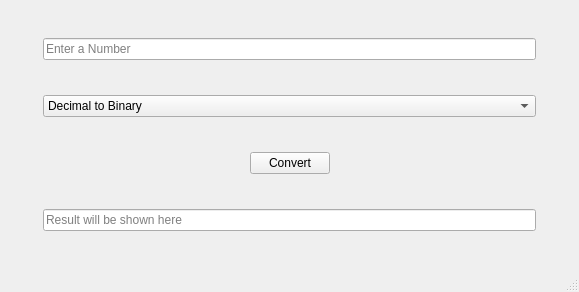
NazakatUmrani/Number-System-Converter-with-Big-Numbers-Handling-GUI-Qt, file mainwindow.ui: the form before one commit.
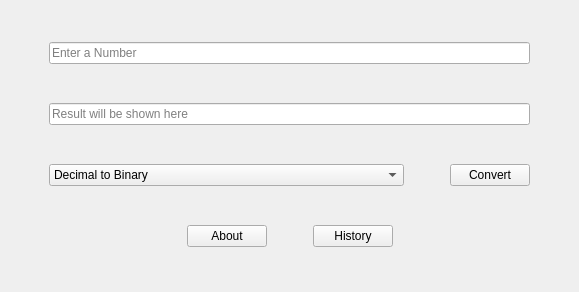
The form after the commit.

Commit message: History and About

Diff of the .ui file:
```diff
--- a/mainwindow.ui
+++ b/mainwindow.ui
@@ -24,24 +24,6 @@
     <bool>false</bool>
    </property>
    <layout class="QVBoxLayout" name="verticalLayout">
-    <property name="spacing">
-     <number>0</number>
-    </property>
-    <property name="sizeConstraint">
-     <enum>QLayout::SetDefaultConstraint</enum>
-    </property>
-    <property name="leftMargin">
-     <number>3</number>
-    </property>
-    <property name="topMargin">
-     <number>3</number>
-    </property>
-    <property name="rightMargin">
-     <number>3</number>
-    </property>
-    <property name="bottomMargin">
-     <number>3</number>
-    </property>
     <item>
      <layout class="QHBoxLayout" name="horizontalLayout_2">
       <item>
@@ -88,6 +70,55 @@
       </item>
      </layout>
     </item>
+    <item>
+     <layout class="QHBoxLayout" name="horizontalLayout_4">
+      <item>
+       <spacer name="horizontalSpacer_3">
+        <property name="orientation">
+         <enum>Qt::Horizontal</enum>
+        </property>
+        <property name="sizeType">
+         <enum>QSizePolicy::Minimum</enum>
+        </property>
+        <property name="sizeHint" stdset="0">
+         <size>
+          <width>40</width>
+          <height>20</height>
+         </size>
+        </property>
+       </spacer>
+      </item>
+      <item>
+       <widget class="QLineEdit" name="Result">
+        <property name="text">
+         <string/>
+        </property>
+        <property name="readOnly">
+         <bool>true</bool>
+        </property>
+        <property name="placeholderText">
+         <string>Result will be shown here</string>
+        </property>
+       </widget>
+      </item>
+      <item>
+       <spacer name="horizontalSpacer_4">
+        <property name="orientation">
+         <enum>Qt::Horizontal</enum>
+        </property>
+        <property name="sizeType">
+         <enum>QSizePolicy::Minimum</enum>
+        </property>
+        <property name="sizeHint" stdset="0">
+         <size>
+          <width>40</width>
+          <height>20</height>
+         </size>
+        </property>
+       </spacer>
+      </item>
+     </layout>
+    </item>
     <item>
      <layout class="QHBoxLayout" name="horizontalLayout_3">
       <item>
@@ -108,6 +139,12 @@
       </item>
       <item>
        <widget class="QComboBox" name="Conversion">
+        <property name="sizePolicy">
+         <sizepolicy hsizetype="Expanding" vsizetype="Fixed">
+          <horstretch>0</horstretch>
+          <verstretch>0</verstretch>
+         </sizepolicy>
+        </property>
         <item>
          <property name="text">
           <string>Decimal to Binary</string>
@@ -170,6 +207,29 @@
         </item>
        </widget>
       </item>
+      <item>
+       <spacer name="horizontalSpacer_11">
+        <property name="orientation">
+         <enum>Qt::Horizontal</enum>
+        </property>
+        <property name="sizeType">
+         <enum>QSizePolicy::Minimum</enum>
+        </property>
+        <property name="sizeHint" stdset="0">
+         <size>
+          <width>40</width>
+          <height>20</height>
+         </size>
+        </property>
+       </spacer>
+      </item>
+      <item>
+       <widget class="QPushButton" name="pushButton">
+        <property name="text">
+         <string>Convert</string>
+        </property>
+       </widget>
+      </item>
       <item>
        <spacer name="horizontalSpacer_5">
         <property name="orientation">
@@ -210,9 +270,32 @@
        </spacer>
       </item>
       <item>
-       <widget class="QPushButton" name="pushButton">
+       <widget class="QPushButton" name="pushButton_2">
         <property name="text">
-         <string>Convert</string>
+         <string>About</string>
+        </property>
+       </widget>
+      </item>
+      <item>
+       <spacer name="horizontalSpacer_9">
+        <property name="orientation">
+         <enum>Qt::Horizontal</enum>
+        </property>
+        <property name="sizeType">
+         <enum>QSizePolicy::Preferred</enum>
+        </property>
+        <property name="sizeHint" stdset="0">
+         <size>
+          <width>40</width>
+          <height>20</height>
+         </size>
+        </property>
+       </spacer>
+      </item>
+      <item>
+       <widget class="QPushButton" name="pushButton_3">
+        <property name="text">
+         <string>History</string>
         </property>
        </widget>
       </item>
@@ -234,68 +317,8 @@
       </item>
      </layout>
     </item>
-    <item>
-     <layout class="QHBoxLayout" name="horizontalLayout_4">
-      <item>
-       <spacer name="horizontalSpacer_3">
-        <property name="orientation">
-         <enum>Qt::Horizontal</enum>
-        </property>
-        <property name="sizeType">
-         <enum>QSizePolicy::Minimum</enum>
-        </property>
-        <property name="sizeHint" stdset="0">
-         <size>
-          <width>40</width>
-          <height>20</height>
-         </size>
-        </property>
-       </spacer>
-      </item>
-      <item>
-       <widget class="QLineEdit" name="Result">
-        <property name="text">
-         <string/>
-        </property>
-        <property name="readOnly">
-         <bool>true</bool>
-        </property>
-        <property name="placeholderText">
-         <string>Result will be shown here</string>
-        </property>
-       </widget>
-      </item>
-      <item>
-       <spacer name="horizontalSpacer_4">
-        <property name="orientation">
-         <enum>Qt::Horizontal</enum>
-        </property>
-        <property name="sizeType">
-         <enum>QSizePolicy::Minimum</enum>
-        </property>
-        <property name="sizeHint" stdset="0">
-         <size>
-          <width>40</width>
-          <height>20</height>
-         </size>
-        </property>
-       </spacer>
-      </item>
-     </layout>
-    </item>
    </layout>
   </widget>
-  <widget class="QMenuBar" name="menubar">
-   <property name="geometry">
-    <rect>
-     <x>0</x>
-     <y>0</y>
-     <width>579</width>
-     <height>21</height>
-    </rect>
-   </property>
-  </widget>
-  <widget class="QStatusBar" name="statusbar"/>
  </widget>
  <resources/>
  <connections/>
```
The commit also changes 7 other files.
